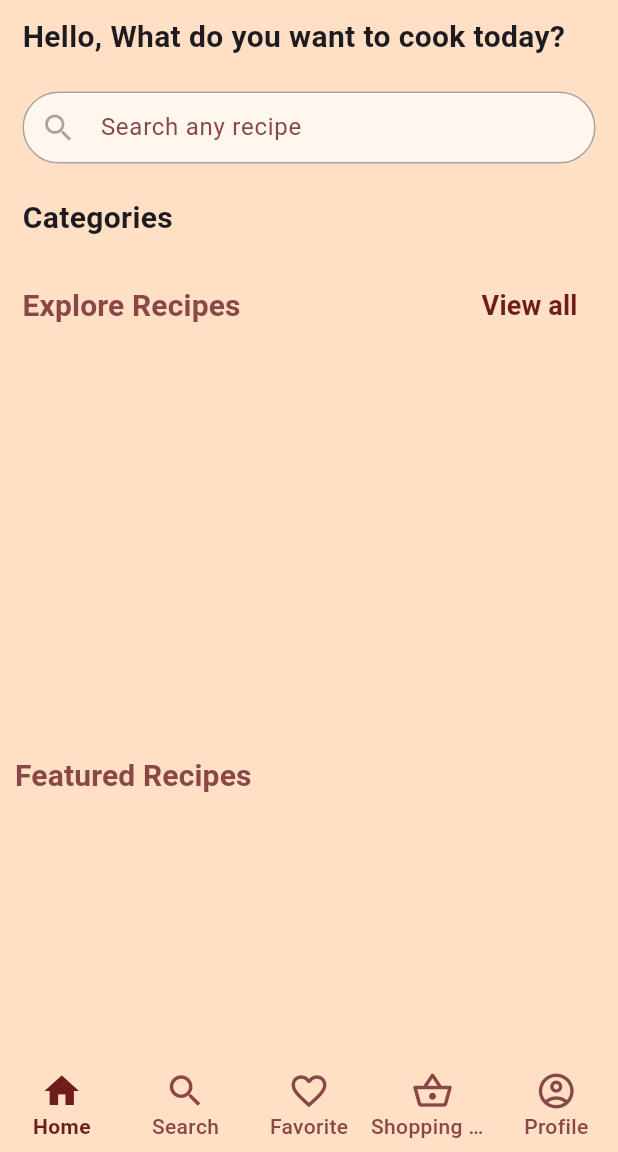
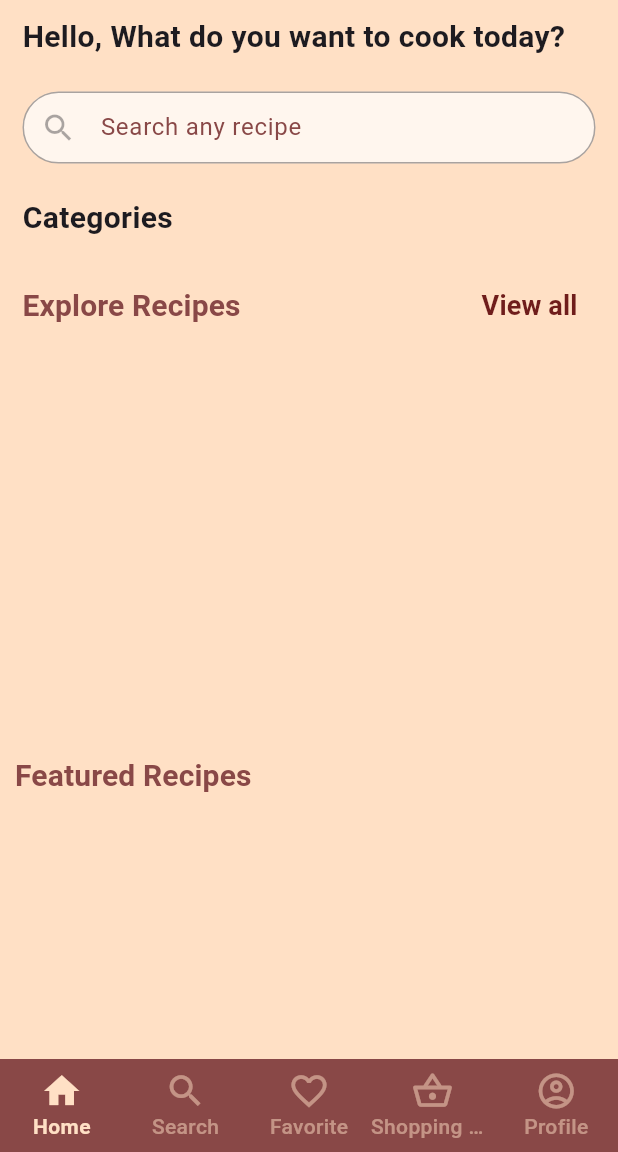
Before and after one commit to SyedaAnoosha/recipe_app_flutter, a Flutter app: the BottomBar screen opened directly, on a phone screen of 412 x 824 dp, the part 84-1236 px from its top. Run offline on Flutter 3.47's test engine with Material 3 defaults, Android fonts, the phone set to English and light mode, and no system bars; our stand-ins replace cloud_firestore, firebase_auth, firebase_core, firebase_storage, google_fonts, image_picker; accounts and stored records are empty; Roboto replaces fonts that are missing (Afacad).

Commit message:
changed color of bottom bar

```diff
--- a/lib/utils/bottom_bar.dart
+++ b/lib/utils/bottom_bar.dart
@@ -42,12 +42,12 @@ class _BottomBarState extends State<BottomBar> {
       backgroundColor: primaryColor,
       body: _pages[selectedIndex],
       bottomNavigationBar: BottomNavigationBar(
-        backgroundColor: primaryColor,
+        backgroundColor: secondaryColor,
         elevation: 0,
         iconSize: screenWidth < 400 ? 24 : 28,
         currentIndex: selectedIndex,
-        selectedItemColor: buttonColor,
-        unselectedItemColor: secondaryColor,
+        selectedItemColor: primaryColor,
+        unselectedItemColor: primaryColor.withOpacity(0.5),
         type: BottomNavigationBarType.fixed,
         selectedLabelStyle: TextStyle(
           fontSize: screenWidth < 400 ? 10 : 14,
```
